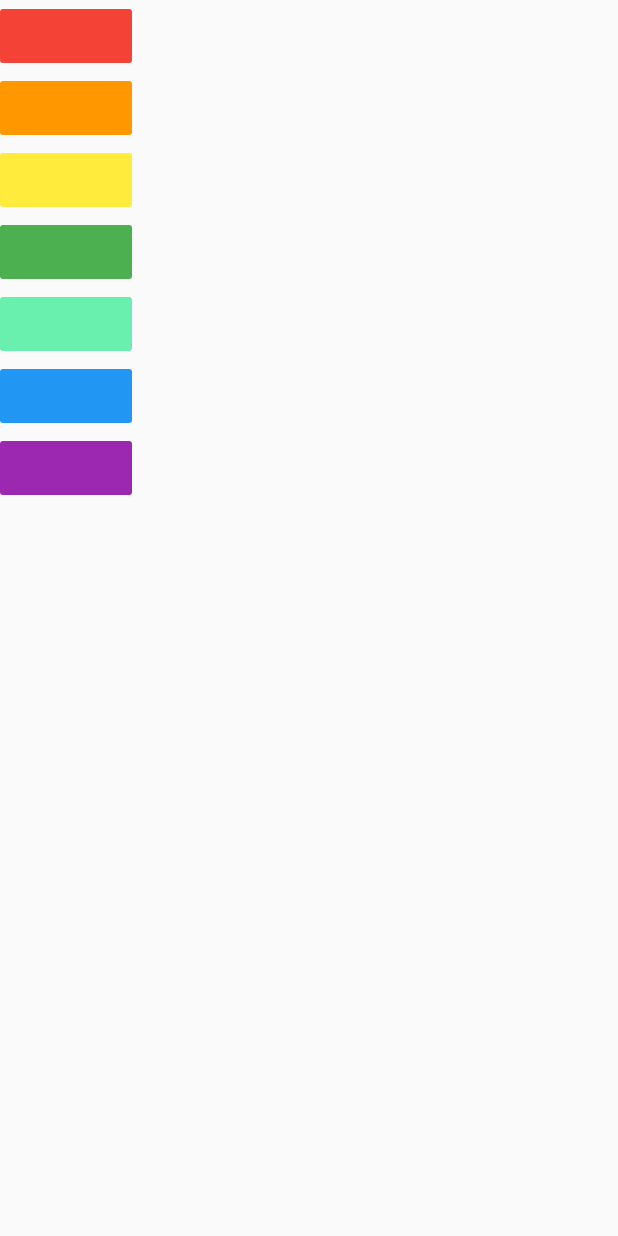
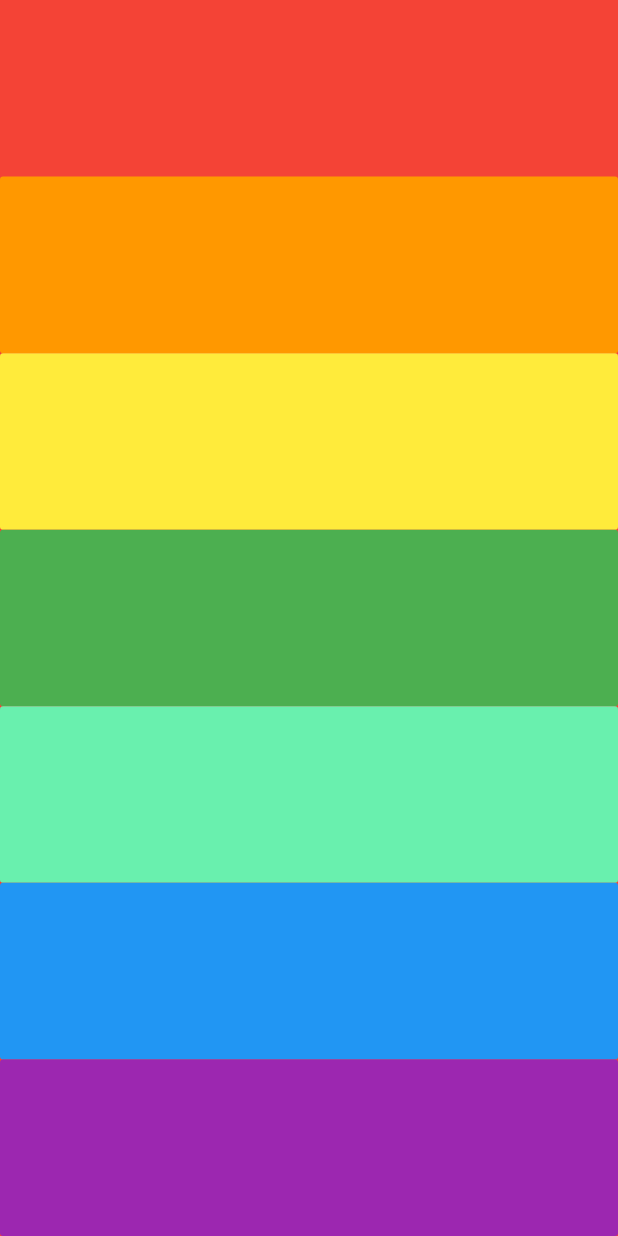
Before and after one commit to mpolitti/xylophone_flutter, a Flutter app: the screen it shows after launch, on a phone screen of 412 x 824 dp. Run offline on Flutter 3.47's test engine with Material 2 defaults, Android fonts, the phone set to English and light mode, and no system bars; our stand-ins replace audioplayers.

Commit message:
usando funções com parâmetros e retorno de widget

```diff
--- a/lib/main.dart
+++ b/lib/main.dart
@@ -1,3 +1,4 @@
+import 'package:flutter/cupertino.dart';
 import 'package:flutter/material.dart';
 import 'package:audioplayers/audio_cache.dart';
 
@@ -9,55 +10,33 @@ class XylophoneApp extends StatelessWidget {
     player.play('note$soundNumber.wav');
   }
 
+  Expanded buildKey({int soundNumber, Color keyColor}) {
+    return Expanded(
+      child: FlatButton(
+        color: keyColor,
+        onPressed: () {
+          playSound(soundNumber);
+        },
+      ),
+    );
+  }
+
   @override
   Widget build(BuildContext context) {
     return MaterialApp(
       home: Scaffold(
+        backgroundColor: Colors.red,
         body: SafeArea(
           child: Column(
+            crossAxisAlignment: CrossAxisAlignment.stretch,
             children: <Widget>[
-              FlatButton(
-                color: Colors.red,
-                onPressed: () {
-                  playSound(1);
-                },
-              ),
-              FlatButton(
-                color: Colors.orange,
-                onPressed: () {
-                  playSound(2);
-                },
-              ),
-              FlatButton(
-                color: Colors.yellow,
-                onPressed: () {
-                  playSound(3);
-                },
-              ),
-              FlatButton(
-                color: Colors.green,
-                onPressed: () {
-                  playSound(4);
-                },
-              ),
-              FlatButton(
-                color: Colors.greenAccent,
-                onPressed: () {
-                  playSound(5);
-                },
-              ),
-              FlatButton(
-                color: Colors.blue,
-                onPressed: () {
-                  playSound(6);
-                },
-              ),
-              FlatButton(
-                color: Colors.purple,
-                onPressed: () {
-                  playSound(7);
-                },
-              ),
+              buildKey(soundNumber: 1, keyColor: Colors.red),
+              buildKey(soundNumber: 2, keyColor: Colors.orange),
+              buildKey(soundNumber: 3, keyColor: Colors.yellow),
+              buildKey(soundNumber: 4, keyColor: Colors.green),
+              buildKey(soundNumber: 5, keyColor: Colors.greenAccent),
+              buildKey(soundNumber: 6, keyColor: Colors.blue),
+              buildKey(soundNumber: 7, keyColor: Colors.purple),
             ],
           ),
         ),
```
